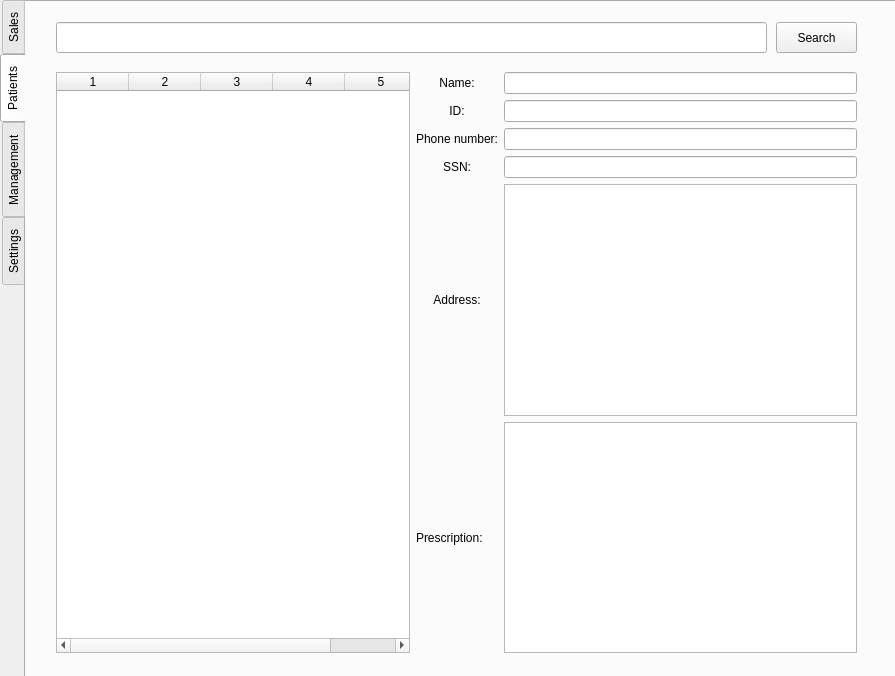
The window that mainwindow.ui (WNewsome/Pharmaceutical-Point-of-Sale) describes before a commit, drawn with Qt 5.
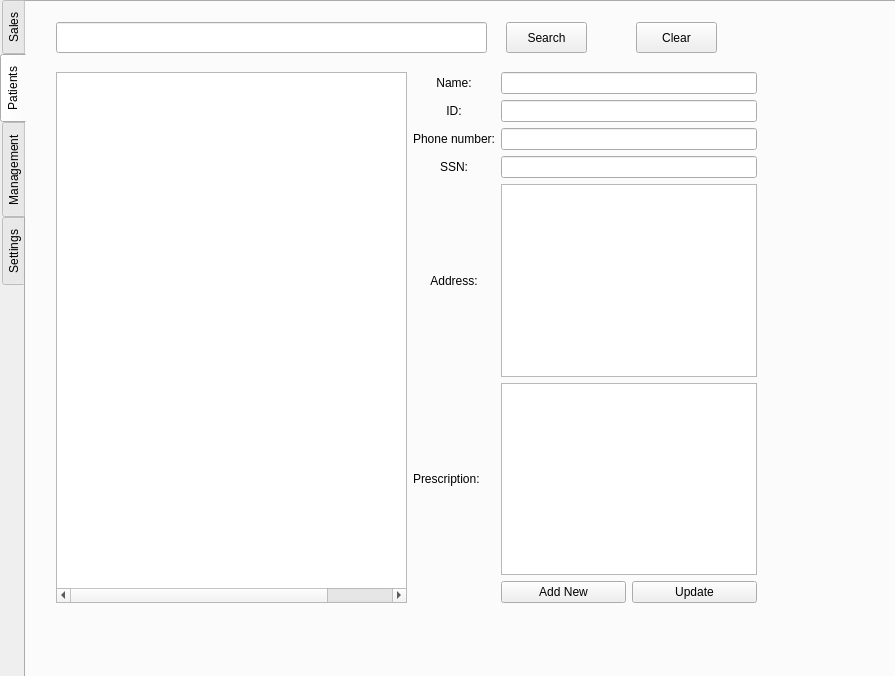
The same window after the commit.

```diff
--- a/mainwindow.ui
+++ b/mainwindow.ui
@@ -185,26 +185,44 @@
        <rect>
         <x>30</x>
         <y>70</y>
-        <width>801</width>
-        <height>581</height>
+        <width>701</width>
+        <height>531</height>
        </rect>
       </property>
       <layout class="QGridLayout" name="gridLayout_5">
-       <item row="1" column="1">
-        <widget class="QLabel" name="label_id">
+       <item row="0" column="1">
+        <widget class="QLabel" name="label_name">
          <property name="text">
-          <string>ID:</string>
+          <string>Name:</string>
          </property>
          <property name="alignment">
           <set>Qt::AlignCenter</set>
          </property>
         </widget>
        </item>
-       <item row="1" column="2">
-        <widget class="QLineEdit" name="idEdit"/>
-       </item>
-       <item row="2" column="2">
-        <widget class="QLineEdit" name="phoneEdit"/>
+       <item row="0" column="0" rowspan="7">
+        <widget class="QTableWidget" name="tableWidget">
+         <property name="columnCount">
+          <number>5</number>
+         </property>
+         <attribute name="horizontalHeaderVisible">
+          <bool>false</bool>
+         </attribute>
+         <attribute name="horizontalHeaderDefaultSectionSize">
+          <number>72</number>
+         </attribute>
+         <attribute name="horizontalHeaderHighlightSections">
+          <bool>true</bool>
+         </attribute>
+         <attribute name="verticalHeaderVisible">
+          <bool>false</bool>
+         </attribute>
+         <column/>
+         <column/>
+         <column/>
+         <column/>
+         <column/>
+        </widget>
        </item>
        <item row="2" column="1">
         <widget class="QLabel" name="label_phone">
@@ -226,12 +244,6 @@
          </property>
         </widget>
        </item>
-       <item row="0" column="2">
-        <widget class="QLineEdit" name="nameEdit"/>
-       </item>
-       <item row="4" column="2">
-        <widget class="QPlainTextEdit" name="addressEdit"/>
-       </item>
        <item row="5" column="1">
         <widget class="QLabel" name="label_prescription">
          <property name="text">
@@ -239,8 +251,22 @@
          </property>
         </widget>
        </item>
-       <item row="5" column="2">
-        <widget class="QPlainTextEdit" name="prescriptionEdit"/>
+       <item row="6" column="2">
+        <widget class="QPushButton" name="addNewButton">
+         <property name="text">
+          <string>Add New</string>
+         </property>
+        </widget>
+       </item>
+       <item row="1" column="1">
+        <widget class="QLabel" name="label_id">
+         <property name="text">
+          <string>ID:</string>
+         </property>
+         <property name="alignment">
+          <set>Qt::AlignCenter</set>
+         </property>
+        </widget>
        </item>
        <item row="3" column="1">
         <widget class="QLabel" name="label_ssn">
@@ -252,33 +278,30 @@
          </property>
         </widget>
        </item>
-       <item row="3" column="2">
+       <item row="6" column="3">
+        <widget class="QPushButton" name="pushButton_3">
+         <property name="text">
+          <string>Update</string>
+         </property>
+        </widget>
+       </item>
+       <item row="5" column="2" colspan="2">
+        <widget class="QPlainTextEdit" name="prescriptionEdit"/>
+       </item>
+       <item row="4" column="2" colspan="2">
+        <widget class="QPlainTextEdit" name="addressEdit"/>
+       </item>
+       <item row="3" column="2" colspan="2">
         <widget class="QLineEdit" name="ssnEdit"/>
        </item>
-       <item row="0" column="1">
-        <widget class="QLabel" name="label_name">
-         <property name="text">
-          <string>Name:</string>
-         </property>
-         <property name="alignment">
-          <set>Qt::AlignCenter</set>
-         </property>
-        </widget>
+       <item row="2" column="2" colspan="2">
+        <widget class="QLineEdit" name="phoneEdit"/>
        </item>
-       <item row="0" column="0" rowspan="6">
-        <widget class="QTableWidget" name="tableWidget">
-         <property name="columnCount">
-          <number>5</number>
-         </property>
-         <attribute name="horizontalHeaderDefaultSectionSize">
-          <number>72</number>
-         </attribute>
-         <column/>
-         <column/>
-         <column/>
-         <column/>
-         <column/>
-        </widget>
+       <item row="1" column="2" colspan="2">
+        <widget class="QLineEdit" name="idEdit"/>
+       </item>
+       <item row="0" column="2" colspan="2">
+        <widget class="QLineEdit" name="nameEdit"/>
        </item>
       </layout>
      </widget>
@@ -287,7 +310,7 @@
        <rect>
         <x>30</x>
         <y>20</y>
-        <width>711</width>
+        <width>431</width>
         <height>31</height>
        </rect>
       </property>
@@ -295,7 +318,7 @@
      <widget class="QPushButton" name="search_button_2">
       <property name="geometry">
        <rect>
-        <x>750</x>
+        <x>480</x>
         <y>20</y>
         <width>81</width>
         <height>31</height>
@@ -303,6 +326,22 @@
       </property>
       <property name="text">
        <string>Search</string>
+      </property>
+      <property name="shortcut">
+       <string>Return</string>
+      </property>
+     </widget>
+     <widget class="QPushButton" name="clear_button">
+      <property name="geometry">
+       <rect>
+        <x>610</x>
+        <y>20</y>
+        <width>81</width>
+        <height>31</height>
+       </rect>
+      </property>
+      <property name="text">
+       <string>Clear</string>
       </property>
      </widget>
     </widget>
```
